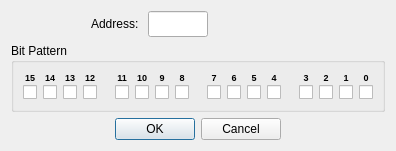
sanny32/OpenModSim, file src/dialogs/dialogwriteholdingregisterbits.ui: the form before one commit.
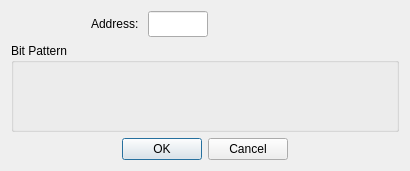
The form after the commit. Custom widgets are drawn as their Qt base class.

Commit message: Update dialogs to write holding register

```diff
--- a/src/dialogs/dialogwriteholdingregisterbits.ui
+++ b/src/dialogs/dialogwriteholdingregisterbits.ui
@@ -6,8 +6,8 @@
    <rect>
     <x>0</x>
     <y>0</y>
-    <width>390</width>
-    <height>145</height>
+    <width>410</width>
+    <height>171</height>
    </rect>
   </property>
   <property name="windowTitle">
@@ -81,335 +81,27 @@
    </item>
    <item>
     <widget class="QGroupBox" name="groupBox">
-     <property name="styleSheet">
-      <string notr="true">QCheckbox { spacing: 0px; }</string>
-     </property>
      <property name="title">
       <string>Bit Pattern</string>
      </property>
-     <layout class="QGridLayout" name="gridLayout">
-      <property name="verticalSpacing">
-       <number>2</number>
+     <layout class="QVBoxLayout" name="verticalLayout_2">
+      <property name="spacing">
+       <number>0</number>
       </property>
-      <item row="0" column="0">
-       <widget class="QLabel" name="label15">
-        <property name="text">
-         <string notr="true">&lt;html&gt;&lt;head/&gt;&lt;body&gt;&lt;p&gt;&lt;span style=&quot; font-size:7pt; font-weight:700;&quot;&gt;15&lt;/span&gt;&lt;/p&gt;&lt;/body&gt;&lt;/html&gt;</string>
-        </property>
-        <property name="alignment">
-         <set>Qt::AlignmentFlag::AlignCenter</set>
-        </property>
-       </widget>
-      </item>
-      <item row="0" column="1">
-       <widget class="QLabel" name="label14">
-        <property name="text">
-         <string notr="true">&lt;html&gt;&lt;head/&gt;&lt;body&gt;&lt;p&gt;&lt;span style=&quot; font-size:7pt; font-weight:700;&quot;&gt;14&lt;/span&gt;&lt;/p&gt;&lt;/body&gt;&lt;/html&gt;</string>
-        </property>
-        <property name="alignment">
-         <set>Qt::AlignmentFlag::AlignCenter</set>
-        </property>
-       </widget>
-      </item>
-      <item row="0" column="2">
-       <widget class="QLabel" name="label13">
-        <property name="text">
-         <string notr="true">&lt;html&gt;&lt;head/&gt;&lt;body&gt;&lt;p&gt;&lt;span style=&quot; font-size:7pt; font-weight:700;&quot;&gt;13&lt;/span&gt;&lt;/p&gt;&lt;/body&gt;&lt;/html&gt;</string>
-        </property>
-        <property name="alignment">
-         <set>Qt::AlignmentFlag::AlignCenter</set>
-        </property>
-       </widget>
-      </item>
-      <item row="0" column="3">
-       <widget class="QLabel" name="label12">
-        <property name="text">
-         <string notr="true">&lt;html&gt;&lt;head/&gt;&lt;body&gt;&lt;p&gt;&lt;span style=&quot; font-size:7pt; font-weight:700;&quot;&gt;12&lt;/span&gt;&lt;/p&gt;&lt;/body&gt;&lt;/html&gt;</string>
-        </property>
-        <property name="alignment">
-         <set>Qt::AlignmentFlag::AlignCenter</set>
-        </property>
-       </widget>
-      </item>
-      <item row="0" column="4" rowspan="2">
-       <spacer name="horizontalSpacer_5">
-        <property name="orientation">
-         <enum>Qt::Orientation::Horizontal</enum>
-        </property>
-        <property name="sizeType">
-         <enum>QSizePolicy::Policy::Fixed</enum>
-        </property>
-        <property name="sizeHint" stdset="0">
-         <size>
-          <width>12</width>
-          <height>20</height>
-         </size>
-        </property>
-       </spacer>
-      </item>
-      <item row="0" column="5">
-       <widget class="QLabel" name="label11">
-        <property name="text">
-         <string notr="true">&lt;html&gt;&lt;head/&gt;&lt;body&gt;&lt;p&gt;&lt;span style=&quot; font-size:7pt; font-weight:700;&quot;&gt;11&lt;/span&gt;&lt;/p&gt;&lt;/body&gt;&lt;/html&gt;</string>
-        </property>
-        <property name="alignment">
-         <set>Qt::AlignmentFlag::AlignCenter</set>
-        </property>
-       </widget>
-      </item>
-      <item row="0" column="6">
-       <widget class="QLabel" name="label10">
-        <property name="text">
-         <string notr="true">&lt;html&gt;&lt;head/&gt;&lt;body&gt;&lt;p&gt;&lt;span style=&quot; font-size:7pt; font-weight:700;&quot;&gt;10&lt;/span&gt;&lt;/p&gt;&lt;/body&gt;&lt;/html&gt;</string>
-        </property>
-        <property name="alignment">
-         <set>Qt::AlignmentFlag::AlignCenter</set>
-        </property>
-       </widget>
-      </item>
-      <item row="0" column="7">
-       <widget class="QLabel" name="label9">
-        <property name="text">
-         <string notr="true">&lt;html&gt;&lt;head/&gt;&lt;body&gt;&lt;p&gt;&lt;span style=&quot; font-size:7pt; font-weight:700;&quot;&gt;9&lt;/span&gt;&lt;/p&gt;&lt;/body&gt;&lt;/html&gt;</string>
-        </property>
-        <property name="alignment">
-         <set>Qt::AlignmentFlag::AlignCenter</set>
-        </property>
-       </widget>
-      </item>
-      <item row="0" column="8">
-       <widget class="QLabel" name="label8">
-        <property name="text">
-         <string notr="true">&lt;html&gt;&lt;head/&gt;&lt;body&gt;&lt;p&gt;&lt;span style=&quot; font-size:7pt; font-weight:700;&quot;&gt;8&lt;/span&gt;&lt;/p&gt;&lt;/body&gt;&lt;/html&gt;</string>
-        </property>
-        <property name="alignment">
-         <set>Qt::AlignmentFlag::AlignCenter</set>
-        </property>
-       </widget>
-      </item>
-      <item row="0" column="9" rowspan="2">
-       <spacer name="horizontalSpacer_6">
-        <property name="orientation">
-         <enum>Qt::Orientation::Horizontal</enum>
-        </property>
-        <property name="sizeType">
-         <enum>QSizePolicy::Policy::Fixed</enum>
-        </property>
-        <property name="sizeHint" stdset="0">
-         <size>
-          <width>12</width>
-          <height>20</height>
-         </size>
-        </property>
-       </spacer>
-      </item>
-      <item row="0" column="10">
-       <widget class="QLabel" name="label7">
-        <property name="text">
-         <string notr="true">&lt;html&gt;&lt;head/&gt;&lt;body&gt;&lt;p&gt;&lt;span style=&quot; font-size:7pt; font-weight:700;&quot;&gt;7&lt;/span&gt;&lt;/p&gt;&lt;/body&gt;&lt;/html&gt;</string>
-        </property>
-        <property name="alignment">
-         <set>Qt::AlignmentFlag::AlignCenter</set>
-        </property>
-       </widget>
-      </item>
-      <item row="0" column="11">
-       <widget class="QLabel" name="label6">
-        <property name="text">
-         <string notr="true">&lt;html&gt;&lt;head/&gt;&lt;body&gt;&lt;p&gt;&lt;span style=&quot; font-size:7pt; font-weight:700;&quot;&gt;6&lt;/span&gt;&lt;/p&gt;&lt;/body&gt;&lt;/html&gt;</string>
-        </property>
-        <property name="alignment">
-         <set>Qt::AlignmentFlag::AlignCenter</set>
-        </property>
-       </widget>
-      </item>
-      <item row="0" column="12">
-       <widget class="QLabel" name="label5">
-        <property name="text">
-         <string notr="true">&lt;html&gt;&lt;head/&gt;&lt;body&gt;&lt;p&gt;&lt;span style=&quot; font-size:7pt; font-weight:700;&quot;&gt;5&lt;/span&gt;&lt;/p&gt;&lt;/body&gt;&lt;/html&gt;</string>
-        </property>
-        <property name="alignment">
-         <set>Qt::AlignmentFlag::AlignCenter</set>
-        </property>
-       </widget>
-      </item>
-      <item row="0" column="13">
-       <widget class="QLabel" name="label4">
-        <property name="text">
-         <string notr="true">&lt;html&gt;&lt;head/&gt;&lt;body&gt;&lt;p&gt;&lt;span style=&quot; font-size:7pt; font-weight:700;&quot;&gt;4&lt;/span&gt;&lt;/p&gt;&lt;/body&gt;&lt;/html&gt;</string>
-        </property>
-        <property name="alignment">
-         <set>Qt::AlignmentFlag::AlignCenter</set>
-        </property>
-       </widget>
-      </item>
-      <item row="0" column="14" rowspan="2">
-       <spacer name="horizontalSpacer_7">
-        <property name="orientation">
-         <enum>Qt::Orientation::Horizontal</enum>
-        </property>
-        <property name="sizeType">
-         <enum>QSizePolicy::Policy::Fixed</enum>
-        </property>
-        <property name="sizeHint" stdset="0">
-         <size>
-          <width>12</width>
-          <height>20</height>
-         </size>
-        </property>
-       </spacer>
-      </item>
-      <item row="0" column="15">
-       <widget class="QLabel" name="label3">
-        <property name="text">
-         <string notr="true">&lt;html&gt;&lt;head/&gt;&lt;body&gt;&lt;p&gt;&lt;span style=&quot; font-size:7pt; font-weight:700;&quot;&gt;3&lt;/span&gt;&lt;/p&gt;&lt;/body&gt;&lt;/html&gt;</string>
-        </property>
-        <property name="alignment">
-         <set>Qt::AlignmentFlag::AlignCenter</set>
-        </property>
-       </widget>
-      </item>
-      <item row="0" column="16">
-       <widget class="QLabel" name="label2">
-        <property name="text">
-         <string notr="true">&lt;html&gt;&lt;head/&gt;&lt;body&gt;&lt;p&gt;&lt;span style=&quot; font-size:7pt; font-weight:700;&quot;&gt;2&lt;/span&gt;&lt;/p&gt;&lt;/body&gt;&lt;/html&gt;</string>
-        </property>
-        <property name="alignment">
-         <set>Qt::AlignmentFlag::AlignCenter</set>
-        </property>
-       </widget>
-      </item>
-      <item row="0" column="17">
-       <widget class="QLabel" name="label1">
-        <property name="text">
-         <string notr="true">&lt;html&gt;&lt;head/&gt;&lt;body&gt;&lt;p&gt;&lt;span style=&quot; font-size:7pt; font-weight:700;&quot;&gt;1&lt;/span&gt;&lt;/p&gt;&lt;/body&gt;&lt;/html&gt;</string>
-        </property>
-        <property name="alignment">
-         <set>Qt::AlignmentFlag::AlignCenter</set>
-        </property>
-       </widget>
-      </item>
-      <item row="0" column="18">
-       <widget class="QLabel" name="label0">
-        <property name="text">
-         <string notr="true">&lt;html&gt;&lt;head/&gt;&lt;body&gt;&lt;p&gt;&lt;span style=&quot; font-size:7pt; font-weight:700;&quot;&gt;0&lt;/span&gt;&lt;/p&gt;&lt;/body&gt;&lt;/html&gt;</string>
-        </property>
-        <property name="alignment">
-         <set>Qt::AlignmentFlag::AlignCenter</set>
-        </property>
-       </widget>
-      </item>
-      <item row="1" column="0">
-       <widget class="QCheckBox" name="checkBox15">
-        <property name="text">
-         <string/>
-        </property>
-       </widget>
-      </item>
-      <item row="1" column="1">
-       <widget class="QCheckBox" name="checkBox14">
-        <property name="text">
-         <string/>
-        </property>
-       </widget>
-      </item>
-      <item row="1" column="2">
-       <widget class="QCheckBox" name="checkBox13">
-        <property name="text">
-         <string/>
-        </property>
-       </widget>
-      </item>
-      <item row="1" column="3">
-       <widget class="QCheckBox" name="checkBox12">
-        <property name="text">
-         <string/>
-        </property>
-       </widget>
-      </item>
-      <item row="1" column="5">
-       <widget class="QCheckBox" name="checkBox11">
-        <property name="text">
-         <string/>
-        </property>
-       </widget>
-      </item>
-      <item row="1" column="6">
-       <widget class="QCheckBox" name="checkBox10">
-        <property name="text">
-         <string/>
-        </property>
-       </widget>
-      </item>
-      <item row="1" column="7">
-       <widget class="QCheckBox" name="checkBox9">
-        <property name="text">
-         <string/>
-        </property>
-       </widget>
-      </item>
-      <item row="1" column="8">
-       <widget class="QCheckBox" name="checkBox8">
-        <property name="text">
-         <string/>
-        </property>
-       </widget>
-      </item>
-      <item row="1" column="10">
-       <widget class="QCheckBox" name="checkBox7">
-        <property name="text">
-         <string/>
-        </property>
-       </widget>
-      </item>
-      <item row="1" column="11">
-       <widget class="QCheckBox" name="checkBox6">
-        <property name="text">
-         <string/>
-        </property>
-       </widget>
-      </item>
-      <item row="1" column="12">
-       <widget class="QCheckBox" name="checkBox5">
-        <property name="text">
-         <string/>
-        </property>
-       </widget>
-      </item>
-      <item row="1" column="13">
-       <widget class="QCheckBox" name="checkBox4">
-        <property name="text">
-         <string/>
-        </property>
-       </widget>
-      </item>
-      <item row="1" column="15">
-       <widget class="QCheckBox" name="checkBox3">
-        <property name="text">
-         <string/>
-        </property>
-       </widget>
-      </item>
-      <item row="1" column="16">
-       <widget class="QCheckBox" name="checkBox2">
-        <property name="text">
-         <string/>
-        </property>
-       </widget>
-      </item>
-      <item row="1" column="17">
-       <widget class="QCheckBox" name="checkBox1">
-        <property name="text">
-         <string/>
-        </property>
-       </widget>
-      </item>
-      <item row="1" column="18">
-       <widget class="QCheckBox" name="checkBox0">
-        <property name="text">
-         <string/>
-        </property>
-       </widget>
+      <property name="leftMargin">
+       <number>0</number>
+      </property>
+      <property name="topMargin">
+       <number>0</number>
+      </property>
+      <property name="rightMargin">
+       <number>0</number>
+      </property>
+      <property name="bottomMargin">
+       <number>0</number>
+      </property>
+      <item>
+       <widget class="BitPatternControl" name="controlBitPattern" native="true"/>
       </item>
      </layout>
     </widget>
@@ -435,6 +127,12 @@
    <extends>QLineEdit</extends>
    <header>numericlineedit.h</header>
   </customwidget>
+  <customwidget>
+   <class>BitPatternControl</class>
+   <extends>QWidget</extends>
+   <header>bitpatterncontrol.h</header>
+   <container>1</container>
+  </customwidget>
  </customwidgets>
  <resources/>
  <connections>
```
The commit also changes 7 other files.
